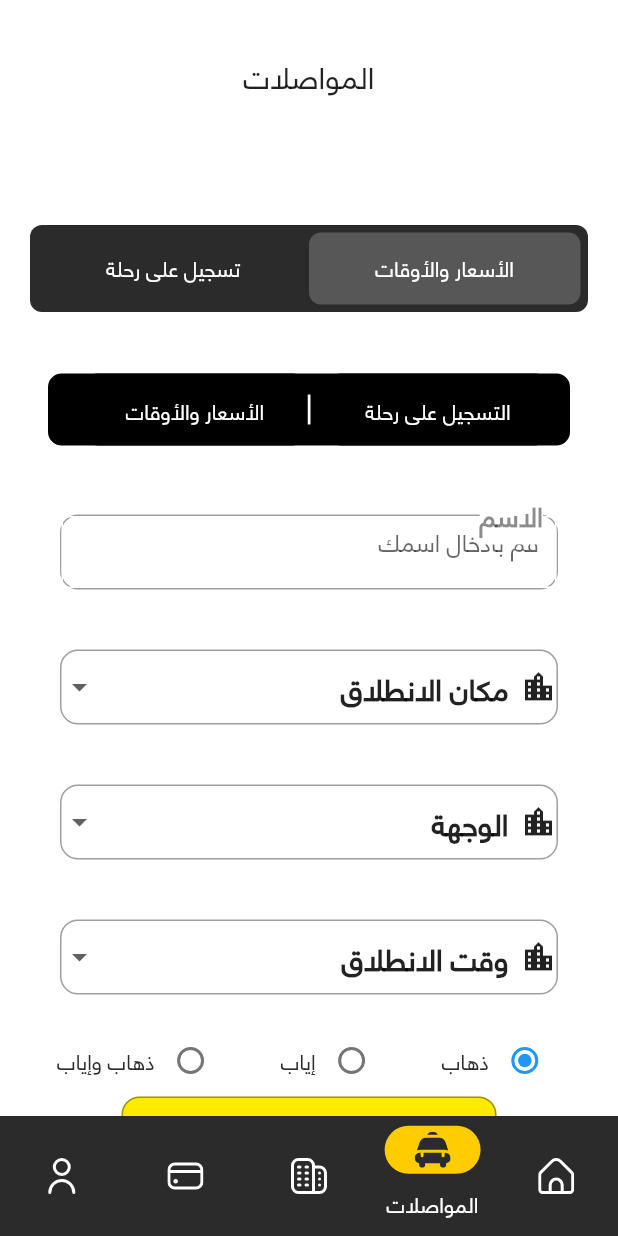
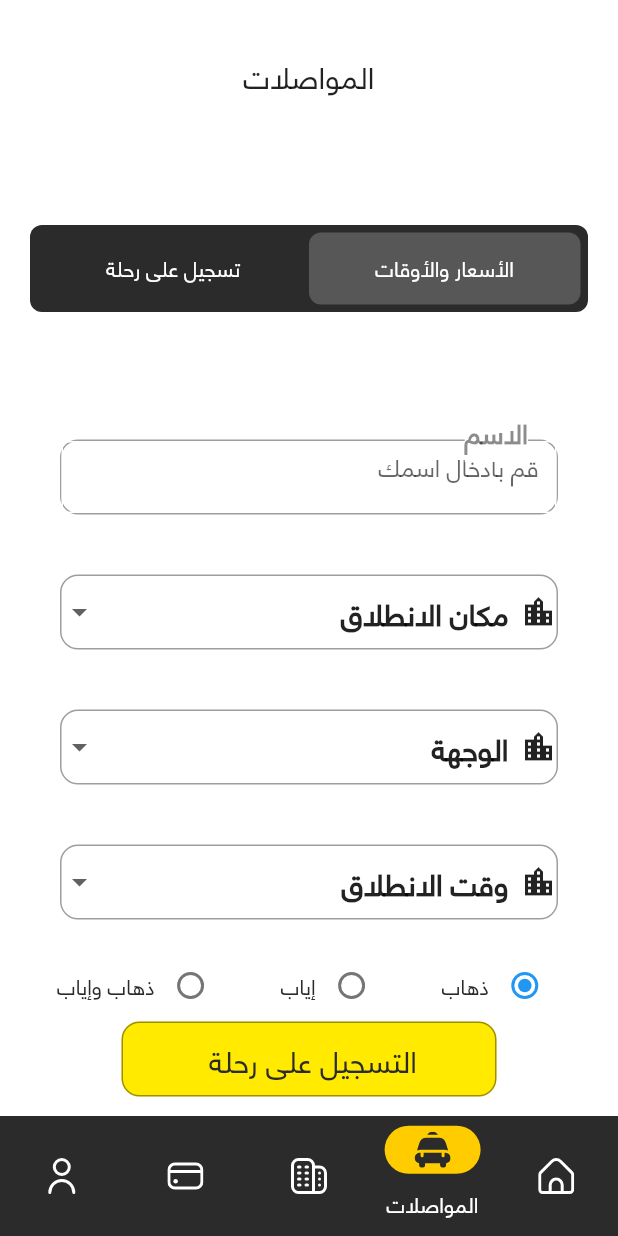
Before and after one commit to mohamdyahya/university, a Flutter app: the screen it shows after launch, item 2 of the bottom bar chosen, on a phone screen of 412 x 824 dp. Run offline on Flutter 3.47's test engine with Material 2 defaults, Android fonts, the phone set to English and light mode, and no system bars; our stand-ins replace carousel_slider, flutter_svg, smooth_page_indicator; network calls fail.

Commit message:
edit the regsiter delet something

```diff
--- a/lib/components/navigation_bar.dart
+++ b/lib/components/navigation_bar.dart
@@ -19,7 +19,6 @@ class _NavigationState extends State<Navigation> {
   final screens = [
     Main_Page(),
     AllRegister(),
-    Reservation(),
     NotificationScrean(),
     MyReservations(),
     MyUser(),
--- a/lib/screans/register/components/body.dart
+++ b/lib/screans/register/components/body.dart
@@ -52,67 +52,6 @@ class _BodyState extends State<Body> {
             Column(
               mainAxisAlignment: MainAxisAlignment.spaceBetween,
               children: [
-                Center(
-                  child: Container(
-                    alignment: Alignment.center,
-                    decoration: BoxDecoration(
-                      border: Border.all(width: 1,color: Colors.white),
-                      borderRadius: BorderRadius.circular(10),
-                      color: Colors.black,
-                    ),
-                    // padding: EdgeInsets.all(10),
-                    width: 350,
-                    height: 50,
-                    // alignment: Alignment.centerLeft,
-                    child: Row(
-                      mainAxisAlignment: MainAxisAlignment.center,
-                      children: [
-                        Container(
-                            decoration: BoxDecoration(
-                              border: Border.all(width: 1,color: Colors.black),
-                              borderRadius: BorderRadius.circular(10),
-                              color: color1,),
-                            //alignment: Alignment.centerRight,
-                            width: 150,
-                            padding: EdgeInsets.only(left: 10, right: 10),
-                            margin: EdgeInsets.only(left: 10),
-                            child: TextButton(onPressed: (){
-                              setState(() {
-                                color1=Colors.white30;
-                                color2=Colors.black87;
-                              });
-                            },child: Text(
-                              'التسجيل على رحلة',
-                              style: TextStyle(color: Colors.white),
-                            ))),
-                        Container(
-                          padding: EdgeInsets.all(10),
-                          color: Colors.white,
-                          width: 2,
-                          height: 20,
-                        ),
-                        Container(
-                            decoration: BoxDecoration(
-                              color: color2,
-                              border: Border.all(width: 1,color: Colors.black),
-                              borderRadius: BorderRadius.circular(10),),
-                            width: 150,
-                            margin: EdgeInsets.only(left: 10),
-                            padding: EdgeInsets.only(left: 10, right: 10),
-                            child: TextButton(onPressed: () {
-                              setState(() {
-                                color2=Colors.white30;
-                                color1=Colors.black;
-                              });
-
-                            }, child:Text(
-                              'الأسعار والأوقات',
-                              style: TextStyle(color: Colors.white),
-                            )))
-                      ],
-                    ),
-                  ),
-                ),
                 Stack(
                   children: <Widget>[
                     Container(
@@ -141,9 +80,9 @@ class _BodyState extends State<Body> {
                       ),
                     ),
                     Positioned(
-                      top: 25.0,
-                      left: 30.0,
-                      right: 30.0,
+                      top: 20.0,
+                      left: 20.0,
+                      right: 40.0,
                       child: Row(
                         children: <Widget>[
                           Flexible(
```
